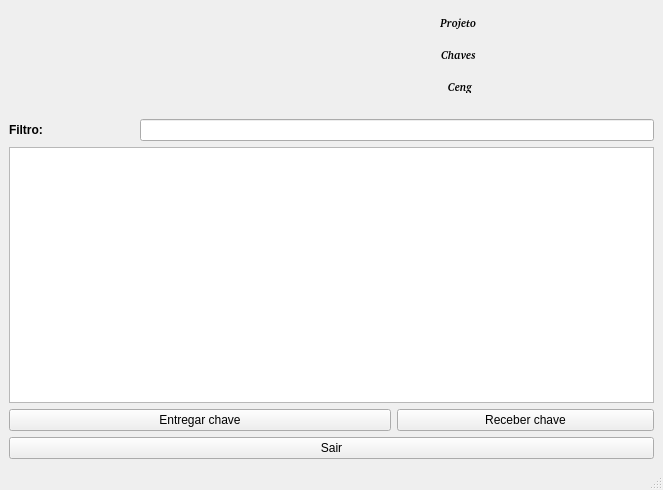
walkermarcos/Chaves, file nivel1.ui: the form before one commit.
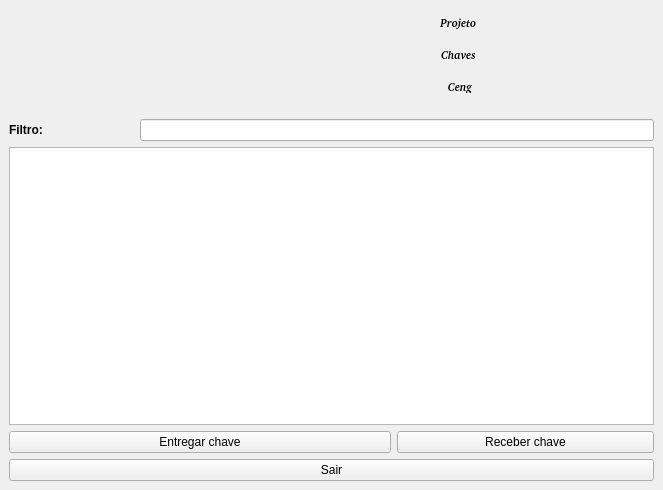
The form after the commit. Icons and pictures are not drawn.

Commit message: Pode clicar no X agora,menos nas caixas de dialog

The edit to the form file:
```diff
--- a/nivel1.ui
+++ b/nivel1.ui
@@ -171,132 +171,6 @@
     </item>
    </layout>
   </widget>
-  <widget class="QStatusBar" name="statusBar">
-   <property name="palette">
-    <palette>
-     <active>
-      <colorrole role="WindowText">
-       <brush brushstyle="SolidPattern">
-        <color alpha="255">
-         <red>0</red>
-         <green>0</green>
-         <blue>255</blue>
-        </color>
-       </brush>
-      </colorrole>
-      <colorrole role="Text">
-       <brush brushstyle="SolidPattern">
-        <color alpha="255">
-         <red>0</red>
-         <green>0</green>
-         <blue>255</blue>
-        </color>
-       </brush>
-      </colorrole>
-      <colorrole role="ButtonText">
-       <brush brushstyle="SolidPattern">
-        <color alpha="255">
-         <red>0</red>
-         <green>0</green>
-         <blue>255</blue>
-        </color>
-       </brush>
-      </colorrole>
-      <colorrole role="ToolTipText">
-       <brush brushstyle="SolidPattern">
-        <color alpha="255">
-         <red>0</red>
-         <green>0</green>
-         <blue>255</blue>
-        </color>
-       </brush>
-      </colorrole>
-     </active>
-     <inactive>
-      <colorrole role="WindowText">
-       <brush brushstyle="SolidPattern">
-        <color alpha="255">
-         <red>0</red>
-         <green>0</green>
-         <blue>255</blue>
-        </color>
-       </brush>
-      </colorrole>
-      <colorrole role="Text">
-       <brush brushstyle="SolidPattern">
-        <color alpha="255">
-         <red>0</red>
-         <green>0</green>
-         <blue>255</blue>
-        </color>
-       </brush>
-      </colorrole>
-      <colorrole role="ButtonText">
-       <brush brushstyle="SolidPattern">
-        <color alpha="255">
-         <red>0</red>
-         <green>0</green>
-         <blue>255</blue>
-        </color>
-       </brush>
-      </colorrole>
-      <colorrole role="ToolTipText">
-       <brush brushstyle="SolidPattern">
-        <color alpha="255">
-         <red>0</red>
-         <green>0</green>
-         <blue>255</blue>
-        </color>
-       </brush>
-      </colorrole>
-     </inactive>
-     <disabled>
-      <colorrole role="WindowText">
-       <brush brushstyle="SolidPattern">
-        <color alpha="255">
-         <red>123</red>
-         <green>123</green>
-         <blue>123</blue>
-        </color>
-       </brush>
-      </colorrole>
-      <colorrole role="Text">
-       <brush brushstyle="SolidPattern">
-        <color alpha="255">
-         <red>123</red>
-         <green>123</green>
-         <blue>123</blue>
-        </color>
-       </brush>
-      </colorrole>
-      <colorrole role="ButtonText">
-       <brush brushstyle="SolidPattern">
-        <color alpha="255">
-         <red>123</red>
-         <green>123</green>
-         <blue>123</blue>
-        </color>
-       </brush>
-      </colorrole>
-      <colorrole role="ToolTipText">
-       <brush brushstyle="SolidPattern">
-        <color alpha="255">
-         <red>0</red>
-         <green>0</green>
-         <blue>255</blue>
-        </color>
-       </brush>
-      </colorrole>
-     </disabled>
-    </palette>
-   </property>
-   <property name="font">
-    <font>
-     <weight>75</weight>
-     <bold>true</bold>
-    </font>
-   </property>
-  </widget>
  </widget>
  <resources>
   <include location="logo.qrc"/>
```
The commit also changes 6 other files.
